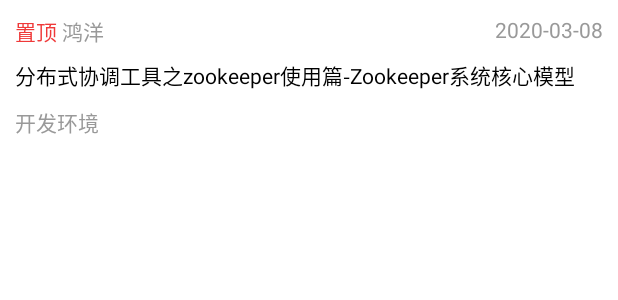
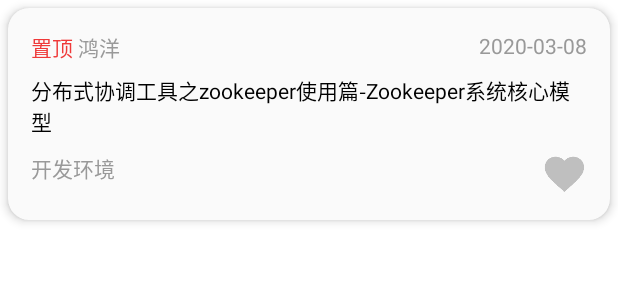
Before and after one commit to yang961226/Spacecraft, an Android app: the layout layout_article.xml on its own in the app's theme, with its tools: preview values and no code run, on a phone screen of 412 x 824 dp. Shown: the top 300 px of the screen. Run offline under Robolectric (Android 15) with nearby library versions, the phone set to English and light mode, and no system bars.

Commit message:
重构文章实体类和UI部分逻辑

```diff
--- a/app/home/src/main/res/layout/layout_article.xml
+++ b/app/home/src/main/res/layout/layout_article.xml
@@ -1,23 +1,34 @@
 <?xml version="1.0" encoding="utf-8"?>
-<RelativeLayout xmlns:android="http://schemas.android.com/apk/res/android"
+<androidx.cardview.widget.CardView xmlns:android="http://schemas.android.com/apk/res/android"
     xmlns:tools="http://schemas.android.com/tools"
+    xmlns:app="http://schemas.android.com/apk/res-auto"
     android:id="@+id/rl_root"
     android:layout_width="match_parent"
     android:layout_height="wrap_content"
-    android:padding="10dp">
+    android:layout_margin="5dp"
+    android:background="#424242"
+    android:foreground="?attr/selectableItemBackground"
+    app:cardBackgroundColor="#fafafa"
+    app:cardCornerRadius="14dp"
+    app:cardElevation="4dp">
+
+    <RelativeLayout
+        android:layout_width="match_parent"
+        android:layout_height="wrap_content"
+        android:padding="15dp">
 
         <TextView
-        android:id="@+id/tvTag"
+            android:id="@+id/tv_top"
             android:layout_width="wrap_content"
             android:layout_height="wrap_content"
-        android:textColor="#EF3939"
-        tools:text="置顶 " />
+            android:text="置顶 "
+            android:textColor="#EF3939" />
 
         <TextView
-        android:id="@+id/tvAuthor"
+            android:id="@+id/tv_author"
             android:layout_width="wrap_content"
             android:layout_height="wrap_content"
-        android:layout_toRightOf="@+id/tvTag"
+            android:layout_toRightOf="@+id/tv_top"
             android:textColor="#999999"
             tools:text="鸿洋" />
 
@@ -54,7 +65,9 @@
             android:layout_height="30dp"
             android:layout_alignTop="@+id/tv_chapter_name"
             android:layout_alignParentRight="true"
-        android:padding="5dp" />
+            android:scaleType="centerInside"
+            android:src="@drawable/un_collect" />
+    </RelativeLayout>
 
 
-</RelativeLayout>
+</androidx.cardview.widget.CardView>
```
Also changed, not shown: app/common/src/main/java/com/sundayting/com/common/bean/ArticleBean.kt (+34 -45 lines), app/common/src/main/java/com/sundayting/com/common/bean/WanBeanWrapper.kt (+12 -0 lines), app/home/src/main/java/com/sundayting/com/home/HomeFragment.kt (+8 -3 lines), app/home/src/main/java/com/sundayting/com/home/article/ArticleAdapter.kt (+23 -7 lines). Lines whose indentation alone changed are shown as unchanged.
